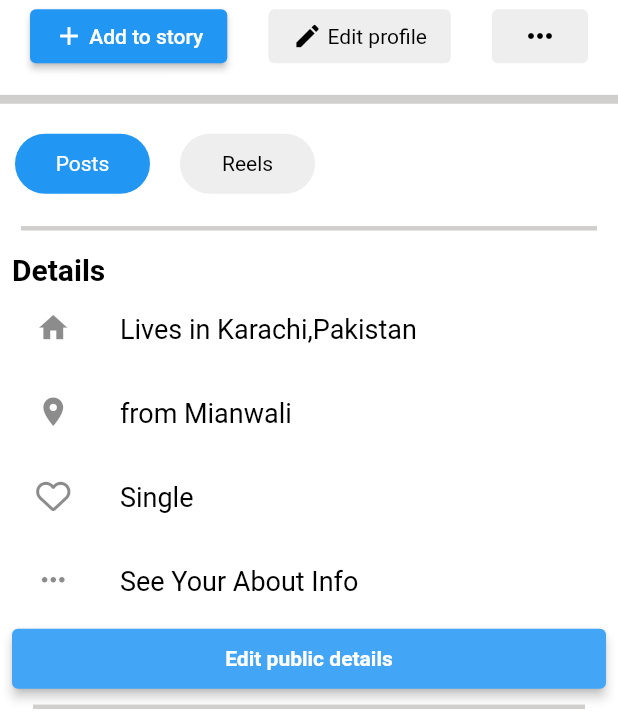
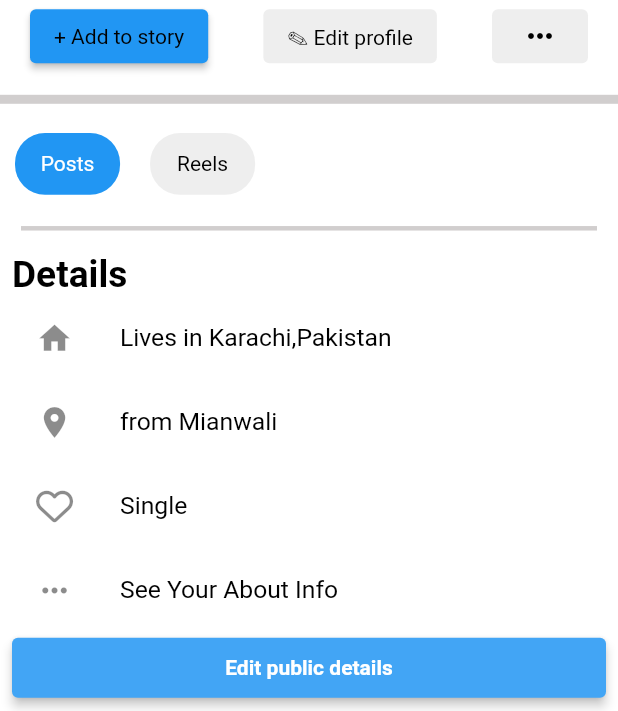
Before and after one commit to hayatkhan67/facebook_clone_flutter, a Flutter app: the screen it shows after launch, on a phone screen of 412 x 824 dp, the part 525-1236 px from its top. Run offline on Flutter 3.47's test engine with Material 2 defaults, Android fonts, the phone set to English and light mode, and no system bars; our stand-ins replace font_awesome_flutter.

Commit message:
media query added

```diff
--- a/lib/Facebook/Profile/user_Profile.dart
+++ b/lib/Facebook/Profile/user_Profile.dart
@@ -183,32 +183,15 @@ class _UserProfileState extends State<UserProfile> {
                     children: [
                       ElevatedButton(
                           onPressed: () {},
-                          child: const Row(
-                            children: [
-                              Icon(
-                                Icons.add,
-                                size: 20,
-                              ),
-                              Text(' Add to story'),
-                            ],
-                          )),
+                          child: const MyText(text: '+ Add to story')),
                       ElevatedButton(
                           onPressed: () {},
                           style: ElevatedButton.styleFrom(
                               backgroundColor: Colors.grey.shade200,
                               elevation: 0),
-                          child: const Row(
-                            children: [
-                              Icon(
-                                Icons.edit,
-                                size: 20,
-                                color: Colors.black,
-                              ),
-                              MyText(
-                                text: " Edit profile",
-                                color: Colors.black,
-                              )
-                            ],
+                          child: const MyText(
+                            text: "✎ Edit profile",
+                            color: Colors.black,
                           )),
                       ElevatedButton(
                           onPressed: () {},
@@ -247,8 +230,11 @@ class _UserProfileState extends State<UserProfile> {
                                       currentIndex = index;
                                     },
                                     child: Container(
-                                      height: 40,
-                                      width: 90,
+                                      height:
+                                          MediaQuery.of(context).size.height *
+                                              0.05,
+                                      width: MediaQuery.of(context).size.width *
+                                          0.17,
                                       decoration: BoxDecoration(
                                         color: currentIndex != index
                                             ? Colors.grey.shade200
@@ -279,9 +265,9 @@ class _UserProfileState extends State<UserProfile> {
                     child: Column(
                       crossAxisAlignment: CrossAxisAlignment.start,
                       children: [
-                        const MyText(
+                        MyText(
                           text: 'Details',
-                          size: 20.0,
+                          size: MediaQuery.of(context).size.height * 0.03,
                           fWeight: FontWeight.bold,
                         ),
                         ...List.generate(
@@ -289,11 +275,13 @@ class _UserProfileState extends State<UserProfile> {
                             (index) => ListTile(
                                   leading: Icon(
                                     detailsIcon[index],
-                                    size: 23,
+                                    size: MediaQuery.of(context).size.height *
+                                        0.03,
                                   ),
                                   title: MyText(
                                     text: detailsText[index],
-                                    size: 18.0,
+                                    size: MediaQuery.of(context).size.height *
+                                        0.02,
                                   ),
                                 )),
                         ElevatedButton(
@@ -342,16 +330,18 @@ class _UserProfileState extends State<UserProfile> {
                           ),
                         ),
                         SizedBox(
-                          height: 370,
+                          height: MediaQuery.of(context).size.height * 0.50,
                           width: double.infinity,
                           child: GridView.builder(
                             physics: const NeverScrollableScrollPhysics(),
                             gridDelegate:
-                                const SliverGridDelegateWithFixedCrossAxisCount(
+                                SliverGridDelegateWithFixedCrossAxisCount(
                                     crossAxisCount: 3,
                                     crossAxisSpacing: 05,
                                     mainAxisSpacing: 10,
-                                    mainAxisExtent: 160),
+                                    mainAxisExtent:
+                                        MediaQuery.of(context).size.height *
+                                            0.22),
                             itemCount: 6,
                             itemBuilder: (context, index) => Column(
                               children: [
```
